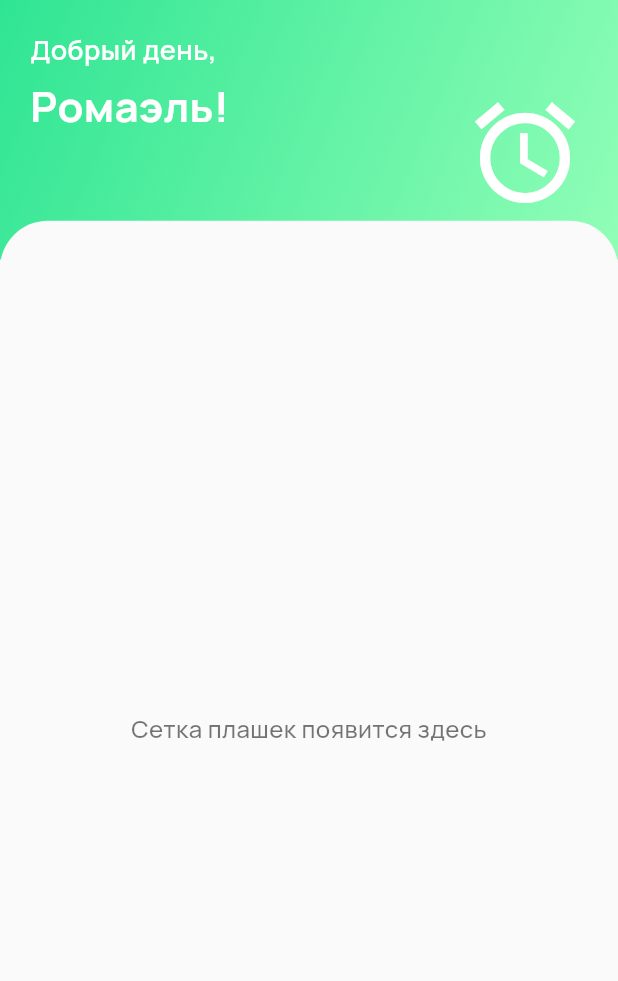
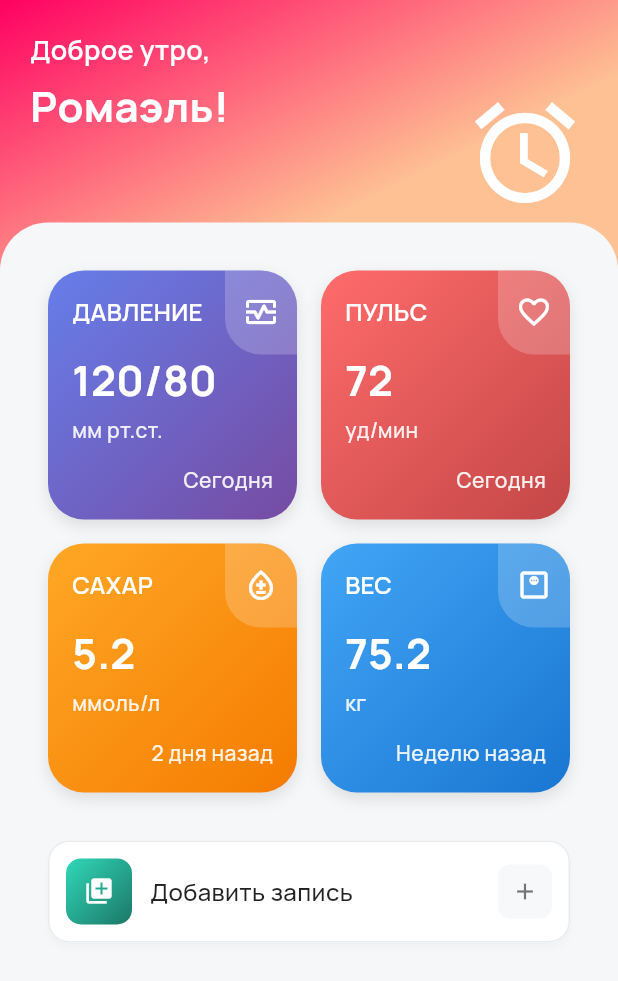
Before and after one commit to ForentDich/Pressure-Oracle, a Flutter app: the screen it shows after launch, on a phone screen of 412 x 824 dp. Shown: the top 981 px of the screen. Run offline on Flutter 3.47's test engine with Material 3 defaults, Android fonts, the phone set to English and light mode, and no system bars.

Commit message:
Added button

```diff
--- a/mobile-app/health_oracle/lib/core/theme/colors.dart
+++ b/mobile-app/health_oracle/lib/core/theme/colors.dart
@@ -1,24 +1,40 @@
 import 'package:flutter/material.dart';
 
 class AppColors {
-  static const Color background = Color(0xFFFAFAFA);
+  static const Color background = Color(0xFFf6f7f9);
   static const Color surface = Color(0xFFFFFFFF);
-  static const Color primary = Color(0xFF2CAA92);
+  static const Color primary = Color(0xFF31d8b9);
 
   // Градиенты для плашек
   static const Gradient pressureGradient = LinearGradient(
-    colors: [Color(0xFFFF6B6B), Color(0xFFEE5A5A)],
+    begin: Alignment.topLeft,
+    end: Alignment.bottomRight,
+    colors: [Color(0xFF667eea), Color(0xFF764ba2)],
+
   );
 
   static const Gradient sugarGradient = LinearGradient(
+    begin: Alignment.topLeft,
+    end: Alignment.bottomRight,
     colors: [Color(0xFFFFA726), Color(0xFFF57C00)],
   );
 
   static const Gradient weightGradient = LinearGradient(
+    begin: Alignment.topLeft,
+    end: Alignment.bottomRight,
     colors: [Color(0xFF42A5F5), Color(0xFF1976D2)],
   );
 
-  static const Gradient statusGradient = LinearGradient(
-    colors: [Color(0xFF66BB6A), Color(0xFF388E3C)],
+    static const pulseGradient = LinearGradient(
+    begin: Alignment.topLeft,
+    end: Alignment.bottomRight,
+    colors: [Color(0xFFFF6B6B), Color(0xFFc44747)],
   );
+
+
+  static const Color neutral100 = Color(0xFFF7F8F9);
+  static const Color neutral200 = Color(0xFFF0F1F3);
+  static const Color neutral600 = Color(0xFF757575);
+  static const Color buttonBorder = Color(0xFFE9ECEF);
+  static const Color cardShadow = Color(0x1F000000);
 }
--- a/mobile-app/health_oracle/lib/core/theme/text_styles.dart
+++ b/mobile-app/health_oracle/lib/core/theme/text_styles.dart
@@ -28,4 +28,11 @@ class TextStyles {
     fontWeight: FontWeight.w500, // 500 = Medium
     color: Colors.white,
   );
-}
+  // Добавьте в text_styles.dart
+static const TextStyle labelXSmall = TextStyle(
+  fontFamily: 'Manrope',
+  fontSize: 16,
+  fontWeight: FontWeight.w600,
+  color: Colors.white,
+);
+  }
--- /dev/null
+++ b/mobile-app/health_oracle/lib/core/widgets/health_card.dart
@@ -0,0 +1,118 @@
+
+import 'package:flutter/material.dart';
+import '../theme/text_styles.dart';
+
+class HealthCard extends StatelessWidget {
+  final String title;
+  final String value;
+  final String unit;
+  final String lastUpdate;
+  final Gradient gradient;
+  final Widget icon;
+  final VoidCallback? onTap;
+
+  const HealthCard({
+    super.key,
+    required this.title,
+    required this.value,
+    required this.unit,
+    required this.lastUpdate,
+    required this.gradient,
+    required this.icon,
+    this.onTap,
+  });
+
+  @override
+  Widget build(BuildContext context) {
+    return GestureDetector(
+      onTap: onTap,
+      child: Container(
+        decoration: BoxDecoration(
+          gradient: gradient,
+          borderRadius: BorderRadius.circular(24),
+          boxShadow: [
+            BoxShadow(
+              color: Colors.black.withOpacity(0.1),
+              blurRadius: 8,
+              offset: const Offset(0, 4),
+            ),
+          ],
+        ),
+        child: Stack(
+          children: [
+            Padding(
+              padding: const EdgeInsets.all(16),
+              child: Column(
+                crossAxisAlignment: CrossAxisAlignment.start,
+                children: [
+
+                  Text(
+                    title,
+                    style: TextStyles.labelXSmall,
+                  ),
+
+                  const Spacer(),
+
+
+                  Column(
+                    crossAxisAlignment: CrossAxisAlignment.start,
+                    children: [
+                      Text(
+                        value,
+                        style: TextStyles.headlineLarge.copyWith(
+                          color: Colors.white,
+                          fontSize: 28,
+                          fontWeight: FontWeight.w700,
+                        ),
+                      ),
+                      const SizedBox(height: 4),
+                      Text(
+                        unit,
+                        style: TextStyles.bodyMedium.copyWith(
+                          color: Colors.white.withOpacity(0.9),
+                          fontSize: 14,
+                        ),
+                      ),
+                    ],
+                  ),
+
+                  const Spacer(),
+
+
+                  Align(
+                    alignment: Alignment.bottomRight,
+                    child: Text(
+                      lastUpdate,
+                      style: TextStyles.bodyMedium.copyWith(
+                        color: Colors.white.withOpacity(0.9),
+                        fontSize: 14,
+                      ),
+                    ),
+                  ),
+                ],
+              ),
+            ),
+
+
+            Positioned(
+              top: 0,
+              right: 0,
+              child: Container(
+                width: 48,
+                height: 56,
+                decoration: BoxDecoration(
+                  color: Colors.white.withOpacity(0.2),
+                  borderRadius: const BorderRadius.only(
+                    topRight: Radius.circular(24),
+                    bottomLeft: Radius.circular(24),
+                  ),
+                ),
+                child: icon,
+              ),
+            ),
+          ],
+        ),
+      ),
+    );
+  }
+}
--- a/mobile-app/health_oracle/lib/features/home/presentation/pages/home_page.dart
+++ b/mobile-app/health_oracle/lib/features/home/presentation/pages/home_page.dart
@@ -12,8 +12,8 @@ class HomePage extends StatelessWidget {
       body: LayoutBuilder(
         builder: (context, constraints) {
           final screenHeight = constraints.maxHeight;
-          final headerHeight = screenHeight * 0.21;
-          final panelTop = headerHeight * 0.85;
+          final headerHeight = screenHeight * 1;
+          final panelTop = headerHeight * 0.18;
 
           return Stack(
             children: [
--- /dev/null
+++ b/mobile-app/health_oracle/lib/features/home/presentation/widgets/add_record_button.dart
@@ -0,0 +1,80 @@
+import 'package:flutter/material.dart';
+import '../../../../core/theme/text_styles.dart';
+import '../../../../core/theme/colors.dart';
+
+class AddRecordButton extends StatelessWidget {
+  final VoidCallback? onPressed;
+  final String label;
+  final IconData leadingIcon;
+  final Color leadingColor;
+
+  const AddRecordButton({
+    super.key,
+    this.onPressed,
+    this.label = 'Добавить запись',
+    this.leadingIcon = Icons.add_to_photos,
+    this.leadingColor = AppColors.primary,
+  });
+
+  @override
+  Widget build(BuildContext context) {
+  final Color gradientEnd = Color.lerp(leadingColor, Colors.black, 0.45) ?? leadingColor;
+
+    return SizedBox(
+      width: double.infinity,
+      child: Material(
+        color: Colors.white,
+        elevation: 2,
+  shadowColor: AppColors.cardShadow,
+        shape: RoundedRectangleBorder(
+          borderRadius: BorderRadius.circular(14),
+          side: BorderSide(color: AppColors.buttonBorder),
+        ),
+        child: InkWell(
+          borderRadius: BorderRadius.circular(14),
+          onTap: onPressed,
+          child: Padding(
+            padding: const EdgeInsets.symmetric(horizontal: 12, vertical: 12),
+            child: Row(
+              children: [
+                Container(
+                  width: 44,
+                  height: 44,
+                  decoration: BoxDecoration(
+                    gradient: LinearGradient(
+                      begin: Alignment.topLeft,
+                      end: Alignment.bottomRight,
+                      colors: [leadingColor, gradientEnd],
+                    ),
+                    borderRadius: BorderRadius.circular(10),
+                  ),
+                  child: Center(
+                    child: Icon(leadingIcon, color: Colors.white, size: 20),
+                  ),
+                ),
+                const SizedBox(width: 12),
+                Expanded(
+                  child: Text(
+                    label,
+                    style: TextStyles.bodyMedium.copyWith(color: Colors.black87),
+                  ),
+                ),
+                Container(
+                  width: 36,
+                  height: 36,
+                  decoration: BoxDecoration(
+                    color: AppColors.neutral100,
+                    borderRadius: BorderRadius.circular(8),
+                  ),
+                  child: Center(
+                    child: Icon(Icons.add, color: AppColors.neutral600, size: 18),
+                  ),
+                ),
+              ],
+            ),
+          ),
+        ),
+      ),
+    );
+  }
+}
--- a/mobile-app/health_oracle/lib/features/home/presentation/widgets/background_gradient.dart
+++ b/mobile-app/health_oracle/lib/features/home/presentation/widgets/background_gradient.dart
@@ -25,25 +25,29 @@ class BackgroundGradient extends StatelessWidget {
 
     if (hour >= 6 && hour < 12) {
       return const LinearGradient(
-        colors: [Color(0xFF2fe593), Color(0xFF91feb7)],
+        colors: [Color(0xFFFF0061), Color(0xFFFEC194)],
+        stops: [0, 0.25],
         begin: Alignment.topLeft,
         end: Alignment.bottomRight,
       );
     } else if (hour >= 12 && hour < 16) {
       return const LinearGradient(
-        colors: [Color(0xFF2f93e5), Color(0xFF91b9fe)],
+        colors: [Color(0xFF4418b8), Color(0xFF00c0ff)],
+        stops: [0, 0.25],
         begin: Alignment.topLeft,
         end: Alignment.bottomRight,
       );
     } else if (hour >= 16 && hour < 20) {
       return const LinearGradient(
-        colors: [Color(0xFFfa8734), Color(0xFFfad15b)],
+        stops: [0, 0.25],
+        colors: [Color(0xFFff2525), Color(0xFFffe53b)],
         begin: Alignment.topLeft,
         end: Alignment.bottomRight,
       );
     } else {
       return const LinearGradient(
-        colors: [Color(0xFF4e3bac), Color(0xFFdc74b1)],
+        stops: [0, 0.25],
+        colors: [Color(0xFF4a3cdb), Color(0xFFff0a6c)],
         begin: Alignment.topLeft,
         end: Alignment.bottomRight,
       );
@@ -51,14 +55,14 @@ class BackgroundGradient extends StatelessWidget {
   }
 
   Widget _getTimeBasedIcon() {
-    final hour = DateTime.now().hour;
+    final hour =DateTime.now().hour;
 
     if (hour >= 6 && hour < 12) {
       return _buildSticker(icon: Icons.alarm, color: Colors.white);
     } else if (hour >= 12 && hour < 16) {
       return _buildSticker(icon: Icons.wb_sunny_rounded, color: Colors.yellow);
     } else if (hour >= 16 && hour < 20) {
-      return _buildSticker(icon: Icons.light_mode, color: Colors.yellow);
+      return _buildSticker(icon: Icons.light_mode, color: Colors.orange);
     } else {
       return _buildSticker(
         icon: Icons.nightlight_rounded,
--- a/mobile-app/health_oracle/lib/features/home/presentation/widgets/header_content.dart
+++ b/mobile-app/health_oracle/lib/features/home/presentation/widgets/header_content.dart
@@ -33,7 +33,7 @@ class HeaderContent extends StatelessWidget {
   }
 
   String _getGreetingByTime() {
-    final hour = 13;
+    final hour = DateTime.now().hour;
 
     if (hour >= 6 && hour < 12) {
       return 'Доброе утро,';
--- /dev/null
+++ b/mobile-app/health_oracle/lib/features/home/presentation/widgets/metrics_grid.dart
@@ -0,0 +1,84 @@
+
+import 'package:flutter/material.dart';
+import '../../../../core/widgets/health_card.dart';
+import '../../../../core/theme/colors.dart';
+
+class MetricsGrid extends StatelessWidget {
+  const MetricsGrid({super.key});
+
+  @override
+  Widget build(BuildContext context) {
+    return Padding(
+      padding: const EdgeInsets.all(16),
+      child: Column(
+        crossAxisAlignment: CrossAxisAlignment.start,
+        children: [
+
+
+          GridView.count(
+            shrinkWrap: true,
+            physics: const NeverScrollableScrollPhysics(),
+            crossAxisCount: 2,
+            crossAxisSpacing: 16,
+            mainAxisSpacing: 16,
+            childAspectRatio: 1.0,
+            padding: EdgeInsets.zero,
+            children: [
+              HealthCard(
+                title: 'ДАВЛЕНИЕ',
+                value: '120/80',
+                unit: 'мм рт.ст.',
+                lastUpdate: 'Сегодня',
+                gradient: AppColors.pressureGradient,
+                icon: const Icon(
+                  Icons.monitor_heart_outlined,
+                  color: Colors.white,
+                  size: 24,
+                ),
+              ),
+
+              HealthCard(
+                title: 'ПУЛЬС',
+                value: '72',
+                unit: 'уд/мин',
+                lastUpdate: 'Сегодня',
+                gradient: AppColors.pulseGradient,
+                icon: const Icon(
+                  Icons.favorite_outline,
+                  color: Colors.white,
+                  size: 24,
+                ),
+              ),
+
+              HealthCard(
+                title: 'САХАР',
+                value: '5.2',
+                unit: 'ммоль/л',
+                lastUpdate: '2 дня назад',
+                gradient: AppColors.sugarGradient,
+                icon: const Icon(
+                  Icons.bloodtype_outlined,
+                  color: Colors.white,
+                  size: 24,
+                ),
+              ),
+
+              HealthCard(
+                title: 'ВЕС',
+                value: '75.2',
+                unit: 'кг',
+                lastUpdate: 'Неделю назад',
+                gradient: AppColors.weightGradient,
+                icon: const Icon(
+                  Icons.monitor_weight_outlined,
+                  color: Colors.white,
+                  size: 24,
+                ),
+              ),
+            ],
+          ),
+        ],
+      ),
+    );
+  }
+}
--- a/mobile-app/health_oracle/lib/features/home/presentation/widgets/metrics_panel.dart
+++ b/mobile-app/health_oracle/lib/features/home/presentation/widgets/metrics_panel.dart
@@ -1,6 +1,7 @@
 import 'package:flutter/material.dart';
+import 'package:health_oracle/features/home/presentation/widgets/metrics_grid.dart';
+import 'package:health_oracle/features/home/presentation/widgets/add_record_button.dart';
 import '../../../../core/theme/colors.dart';
-import '../../../../core/theme/text_styles.dart';
 
 class MetricsPanel extends StatelessWidget {
   final double top;
@@ -25,10 +26,17 @@ class MetricsPanel extends StatelessWidget {
             topRight: Radius.circular(32),
           ),
         ),
-        child: Center(
-          child: Text(
-            "Сетка плашек появится здесь",
-            style: TextStyles.bodyMedium,
+        child: Padding(
+          padding: const EdgeInsets.fromLTRB(16, 16, 16, 24),
+          child: Column(
+            children: [
+              const MetricsGrid(),
+              const SizedBox(height: 16),
+              Padding(
+                padding: const EdgeInsets.symmetric(horizontal: 16),
+                child: AddRecordButton(onPressed: () {}),
+              ),
+            ],
           ),
         ),
       ),
```
